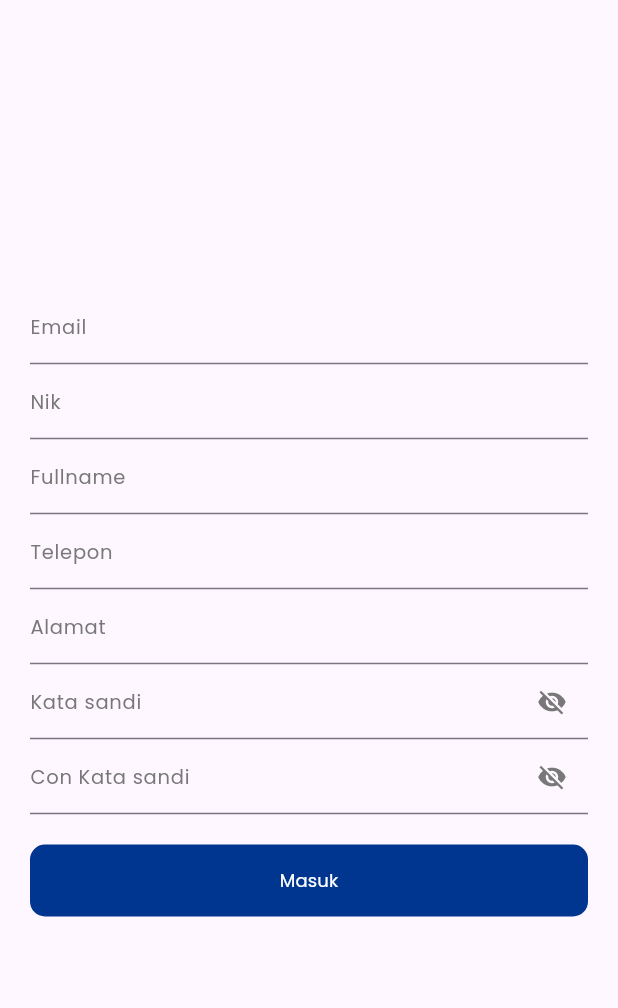
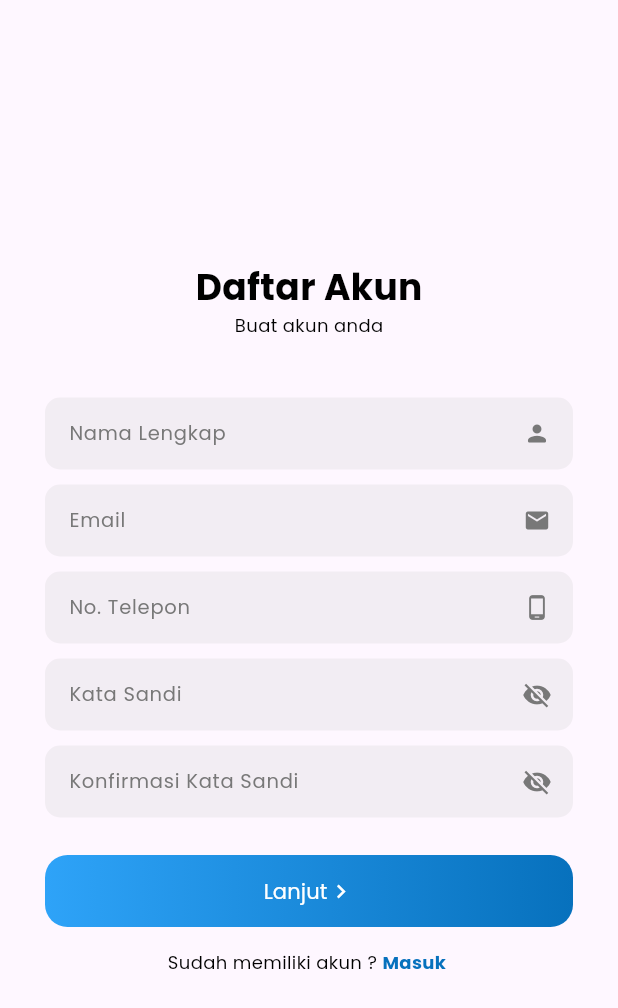
Before and after one commit to Fawaidac/cdc_mobile, a Flutter app: the Register screen opened directly, on a phone screen of 412 x 824 dp. Shown: the top 1008 px of the screen. Run offline on Flutter 3.47's test engine with Material 2 defaults, Android fonts, the phone set to English and light mode, and no system bars; our stand-ins replace fluttertoast, google_fonts, page_transition, shared_preferences, smooth_page_indicator; accounts and stored records are empty.

Commit message:
[done] appearance register page and verifikasi otp

```diff
--- a/lib/screen/register/register.dart
+++ b/lib/screen/register/register.dart
@@ -1,8 +1,12 @@
 import 'package:cdc_mobile/resource/colors.dart';
 import 'package:cdc_mobile/resource/fonts.dart';
+import 'package:cdc_mobile/resource/textfields.dart';
+import 'package:cdc_mobile/screen/login/login.dart';
+import 'package:cdc_mobile/screen/register/verifikasi_otp.dart';
 import 'package:flutter/material.dart';
 import 'package:flutter/services.dart';
 import 'package:fluttertoast/fluttertoast.dart';
+import 'package:google_fonts/google_fonts.dart';
 
 class Register extends StatefulWidget {
   const Register({super.key});
@@ -27,164 +31,68 @@ class _RegisterState extends State<Register> {
     return Scaffold(
       body: Center(
         child: SingleChildScrollView(
-          padding: EdgeInsets.all(20),
+          padding: EdgeInsets.all(30),
           child: Column(
             mainAxisAlignment: MainAxisAlignment.center,
             children: [
-              SizedBox(
-                height: 50,
-                child: TextFormField(
+              Text(
+                "Daftar Akun",
+                style: MyFont.poppins(
+                    fontSize: 24, color: black, fontWeight: FontWeight.bold),
+              ),
+              Text(
+                "Buat akun anda",
+                style: MyFont.poppins(fontSize: 12, color: black),
+              ),
+              const SizedBox(
+                height: 30,
+              ),
+              CustomTextField(
+                  controller: fullname,
+                  label: "Nama Lengkap",
+                  keyboardType: TextInputType.name,
+                  isEnable: true,
+                  inputFormatters:
+                      FilteringTextInputFormatter.singleLineFormatter,
+                  icon: Icons.person_rounded),
+              CustomTextField(
+                  controller: email,
+                  label: "Email",
+                  keyboardType: TextInputType.emailAddress,
+                  isEnable: true,
+                  inputFormatters:
+                      FilteringTextInputFormatter.singleLineFormatter,
+                  icon: Icons.mail),
+              CustomTextField(
+                  controller: no_telp,
+                  label: "No. Telepon",
+                  keyboardType: TextInputType.number,
+                  isEnable: true,
+                  inputFormatters: FilteringTextInputFormatter.digitsOnly,
+                  icon: Icons.phone_android),
+              Padding(
+                padding: const EdgeInsets.only(top: 10),
+                child: Column(
+                  mainAxisAlignment: MainAxisAlignment.start,
+                  children: [
+                    TextFormField(
                       textInputAction: TextInputAction.done,
-                  controller: email,
+                      controller: pw,
+                      obscureText: showpass,
                       style: MyFont.poppins(fontSize: 13, color: black),
-                  keyboardType: TextInputType.name,
-                  onSaved: (val) => email = val as TextEditingController,
+                      keyboardType: TextInputType.text,
+                      onSaved: (val) => pw = val as TextEditingController,
                       validator: (value) {
                         if (value == null || value.isEmpty) {
-                      return 'Masukan email anda';
+                          return 'Please enter password';
                         }
                         return null;
                       },
-                  inputFormatters: <TextInputFormatter>[
-                    FilteringTextInputFormatter.singleLineFormatter,
-                    LengthLimitingTextInputFormatter(100)
+                      inputFormatters: [
+                        FilteringTextInputFormatter.singleLineFormatter
                       ],
                       decoration: InputDecoration(
-                    focusedBorder: UnderlineInputBorder(
-                        borderSide: BorderSide(color: grey)),
-                    labelText: "Email",
-                    labelStyle: MyFont.poppins(fontSize: 13, color: grey),
-                  ),
-                ),
-              ),
-              SizedBox(
-                height: 50,
-                child: TextFormField(
-                  textInputAction: TextInputAction.done,
-                  controller: nik,
-                  style: MyFont.poppins(fontSize: 13, color: black),
-                  keyboardType: TextInputType.name,
-                  onSaved: (val) => nik = val as TextEditingController,
-                  validator: (value) {
-                    if (value == null || value.isEmpty) {
-                      return 'Masukan nik anda';
-                    }
-                    return null;
-                  },
-                  inputFormatters: <TextInputFormatter>[
-                    FilteringTextInputFormatter.singleLineFormatter,
-                    LengthLimitingTextInputFormatter(100)
-                  ],
-                  decoration: InputDecoration(
-                    focusedBorder: UnderlineInputBorder(
-                        borderSide: BorderSide(color: grey)),
-                    labelText: "Nik",
-                    labelStyle: MyFont.poppins(fontSize: 13, color: grey),
-                  ),
-                ),
-              ),
-              SizedBox(
-                height: 50,
-                child: TextFormField(
-                  textInputAction: TextInputAction.done,
-                  controller: fullname,
-                  style: MyFont.poppins(fontSize: 13, color: black),
-                  keyboardType: TextInputType.name,
-                  onSaved: (val) => fullname = val as TextEditingController,
-                  validator: (value) {
-                    if (value == null || value.isEmpty) {
-                      return 'Masukan nik anda';
-                    }
-                    return null;
-                  },
-                  inputFormatters: <TextInputFormatter>[
-                    FilteringTextInputFormatter.singleLineFormatter,
-                    LengthLimitingTextInputFormatter(100)
-                  ],
-                  decoration: InputDecoration(
-                    focusedBorder: UnderlineInputBorder(
-                        borderSide: BorderSide(color: grey)),
-                    labelText: "Fullname",
-                    labelStyle: MyFont.poppins(fontSize: 13, color: grey),
-                  ),
-                ),
-              ),
-              SizedBox(
-                height: 50,
-                child: TextFormField(
-                  textInputAction: TextInputAction.done,
-                  controller: no_telp,
-                  style: MyFont.poppins(fontSize: 13, color: black),
-                  keyboardType: TextInputType.name,
-                  onSaved: (val) => no_telp = val as TextEditingController,
-                  validator: (value) {
-                    if (value == null || value.isEmpty) {
-                      return 'Masukan nik anda';
-                    }
-                    return null;
-                  },
-                  inputFormatters: <TextInputFormatter>[
-                    FilteringTextInputFormatter.singleLineFormatter,
-                    LengthLimitingTextInputFormatter(100)
-                  ],
-                  decoration: InputDecoration(
-                    focusedBorder: UnderlineInputBorder(
-                        borderSide: BorderSide(color: grey)),
-                    labelText: "Telepon",
-                    labelStyle: MyFont.poppins(fontSize: 13, color: grey),
-                  ),
-                ),
-              ),
-              SizedBox(
-                height: 50,
-                child: TextFormField(
-                  textInputAction: TextInputAction.done,
-                  controller: alamat,
-                  style: MyFont.poppins(fontSize: 13, color: black),
-                  keyboardType: TextInputType.name,
-                  onSaved: (val) => alamat = val as TextEditingController,
-                  validator: (value) {
-                    if (value == null || value.isEmpty) {
-                      return 'Masukan nik anda';
-                    }
-                    return null;
-                  },
-                  inputFormatters: <TextInputFormatter>[
-                    FilteringTextInputFormatter.singleLineFormatter,
-                    LengthLimitingTextInputFormatter(100)
-                  ],
-                  decoration: InputDecoration(
-                    focusedBorder: UnderlineInputBorder(
-                        borderSide: BorderSide(color: grey)),
-                    labelText: "Alamat",
-                    labelStyle: MyFont.poppins(fontSize: 13, color: grey),
-                  ),
-                ),
-              ),
-              SizedBox(
-                height: 50,
-                child: TextFormField(
-                  textInputAction: TextInputAction.done,
-                  obscureText: showpass,
-                  controller: pw,
-                  style: MyFont.poppins(fontSize: 13, color: black),
-                  keyboardType: TextInputType.name,
-                  onSaved: (val) => pw = val as TextEditingController,
-                  validator: (value) {
-                    if (value == null || value.isEmpty) {
-                      return 'Masukan password anda';
-                    }
-                    return null;
-                  },
-                  inputFormatters: <TextInputFormatter>[
-                    FilteringTextInputFormatter.singleLineFormatter,
-                    LengthLimitingTextInputFormatter(100)
-                  ],
-                  decoration: InputDecoration(
-                      focusedBorder: UnderlineInputBorder(
-                          borderSide: BorderSide(color: grey)),
-                      labelText: "Kata sandi",
-                      labelStyle: MyFont.poppins(fontSize: 13, color: grey),
+                        hintText: "Kata Sandi",
                         suffixIcon: IconButton(
                             onPressed: () {
                               setState(() {
@@ -199,35 +107,56 @@ class _RegisterState extends State<Register> {
                                   )
                                 : Icon(
                                     Icons.visibility,
-                                  color: primaryColor,
+                                    color: first,
                                     size: 20,
-                                ))),
+                                  )),
+                        isDense: true,
+                        hintStyle:
+                            GoogleFonts.poppins(fontSize: 13, color: grey),
+                        enabledBorder: OutlineInputBorder(
+                          borderSide: const BorderSide(
+                            color: Colors.transparent,
+                            width: 1,
+                          ),
+                          borderRadius: BorderRadius.circular(10),
+                        ),
+                        focusedBorder: OutlineInputBorder(
+                          borderSide: const BorderSide(
+                            color: Colors.transparent,
+                            width: 1,
+                          ),
+                          borderRadius: BorderRadius.circular(10),
+                        ),
+                        filled: true,
+                        fillColor: Color(0xffC4C4C4).withOpacity(0.2),
+                      ),
+                    )
+                  ],
                 ),
               ),
-              SizedBox(
-                height: 50,
-                child: TextFormField(
+              Padding(
+                padding: const EdgeInsets.only(top: 10),
+                child: Column(
+                  mainAxisAlignment: MainAxisAlignment.start,
+                  children: [
+                    TextFormField(
                       textInputAction: TextInputAction.done,
+                      controller: conpw,
                       obscureText: conpass,
-                  controller: conpw,
                       style: MyFont.poppins(fontSize: 13, color: black),
-                  keyboardType: TextInputType.name,
+                      keyboardType: TextInputType.text,
                       onSaved: (val) => conpw = val as TextEditingController,
                       validator: (value) {
                         if (value == null || value.isEmpty) {
-                      return 'Masukan password anda';
+                          return 'Please enter password';
                         }
                         return null;
                       },
-                  inputFormatters: <TextInputFormatter>[
-                    FilteringTextInputFormatter.singleLineFormatter,
-                    LengthLimitingTextInputFormatter(100)
+                      inputFormatters: [
+                        FilteringTextInputFormatter.singleLineFormatter
                       ],
                       decoration: InputDecoration(
-                      focusedBorder: UnderlineInputBorder(
-                          borderSide: BorderSide(color: grey)),
-                      labelText: "Con Kata sandi",
-                      labelStyle: MyFont.poppins(fontSize: 13, color: grey),
+                        hintText: "Konfirmasi Kata Sandi",
                         suffixIcon: IconButton(
                             onPressed: () {
                               setState(() {
@@ -242,31 +171,94 @@ class _RegisterState extends State<Register> {
                                   )
                                 : Icon(
                                     Icons.visibility,
-                                  color: primaryColor,
+                                    color: first,
                                     size: 20,
-                                ))),
+                                  )),
+                        isDense: true,
+                        hintStyle:
+                            GoogleFonts.poppins(fontSize: 13, color: grey),
+                        enabledBorder: OutlineInputBorder(
+                          borderSide: BorderSide(
+                            color: Colors.transparent,
+                            width: 1,
+                          ),
+                          borderRadius: BorderRadius.circular(10),
+                        ),
+                        focusedBorder: OutlineInputBorder(
+                          borderSide: BorderSide(
+                            color: Colors.transparent,
+                            width: 1,
+                          ),
+                          borderRadius: BorderRadius.circular(10),
+                        ),
+                        filled: true,
+                        fillColor: Color(0xffC4C4C4).withOpacity(0.2),
+                      ),
+                    )
+                  ],
                 ),
               ),
               Container(
-                  margin: EdgeInsets.symmetric(vertical: 20),
+                  margin: EdgeInsets.fromLTRB(0, 25, 0, 15),
                   height: 48,
                   width: MediaQuery.of(context).size.width,
+                  decoration: BoxDecoration(
+                      gradient: LinearGradient(colors: [second, first]),
+                      borderRadius: BorderRadius.circular(15)),
                   child: ElevatedButton(
                     style: ElevatedButton.styleFrom(
-                        backgroundColor: primaryColor,
+                        backgroundColor: Colors.transparent,
                         shadowColor: Colors.transparent,
                         shape: RoundedRectangleBorder(
-                          borderRadius: BorderRadius.circular(10),
+                          borderRadius: BorderRadius.circular(15),
                         )),
                     onPressed: () {
-                      // handleRegister();
+                      Navigator.push(
+                          context,
+                          MaterialPageRoute(
+                            builder: (context) => VerifikasiOtp(),
+                          ));
                     },
-                    child: Text('Masuk',
+                    child: Row(
+                      mainAxisAlignment: MainAxisAlignment.center,
+                      children: [
+                        Text('Lanjut',
+                            style: MyFont.poppins(
+                              fontSize: 14,
+                              color: white,
+                            )),
+                        Icon(
+                          Icons.keyboard_arrow_right,
+                          color: white,
+                        )
+                      ],
+                    ),
+                  )),
+              Row(
+                mainAxisAlignment: MainAxisAlignment.center,
+                children: [
+                  Text(
+                    "Sudah memiliki akun ? ",
+                    style: MyFont.poppins(fontSize: 12, color: black),
+                  ),
+                  InkWell(
+                    onTap: () {
+                      Navigator.push(
+                          context,
+                          MaterialPageRoute(
+                            builder: (context) => Login(),
+                          ));
+                    },
+                    child: Text(
+                      "Masuk ",
                       style: MyFont.poppins(
                           fontSize: 12,
-                          color: white,
-                        )),
-                  )),
+                          color: first,
+                          fontWeight: FontWeight.bold),
+                    ),
+                  )
+                ],
+              ),
             ],
           ),
         ),
```
Also changed, not shown: lib/screen/register/verifikasi_otp.dart (added, +148 -0 lines). Lines whose indentation alone changed are shown as unchanged.
